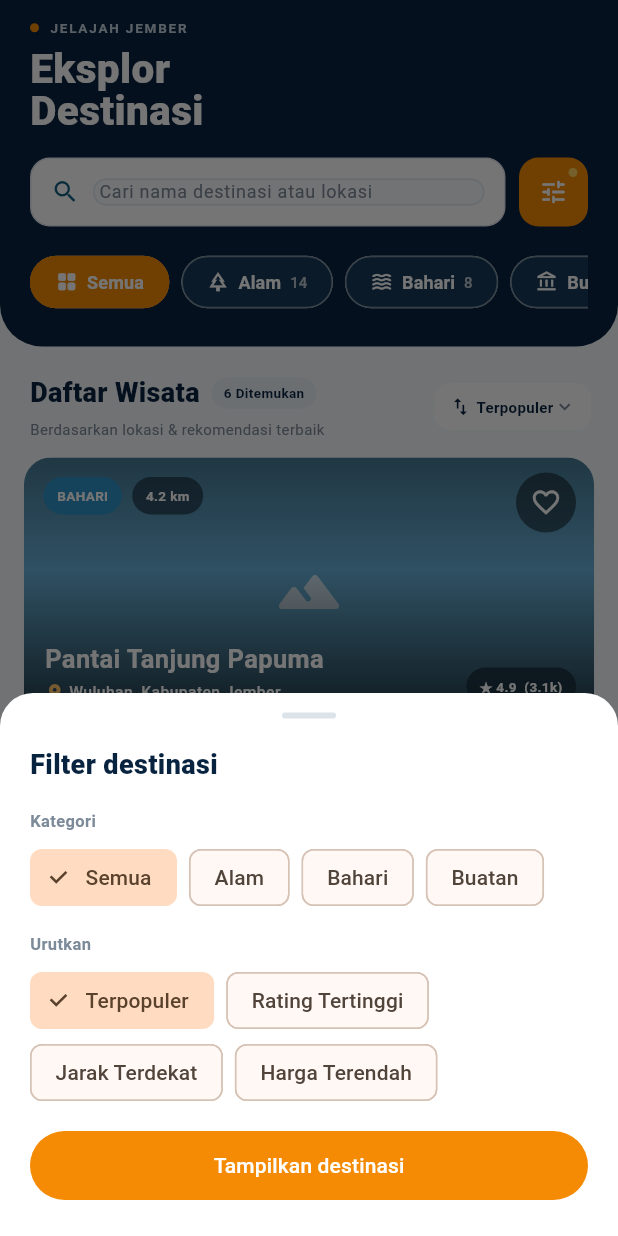
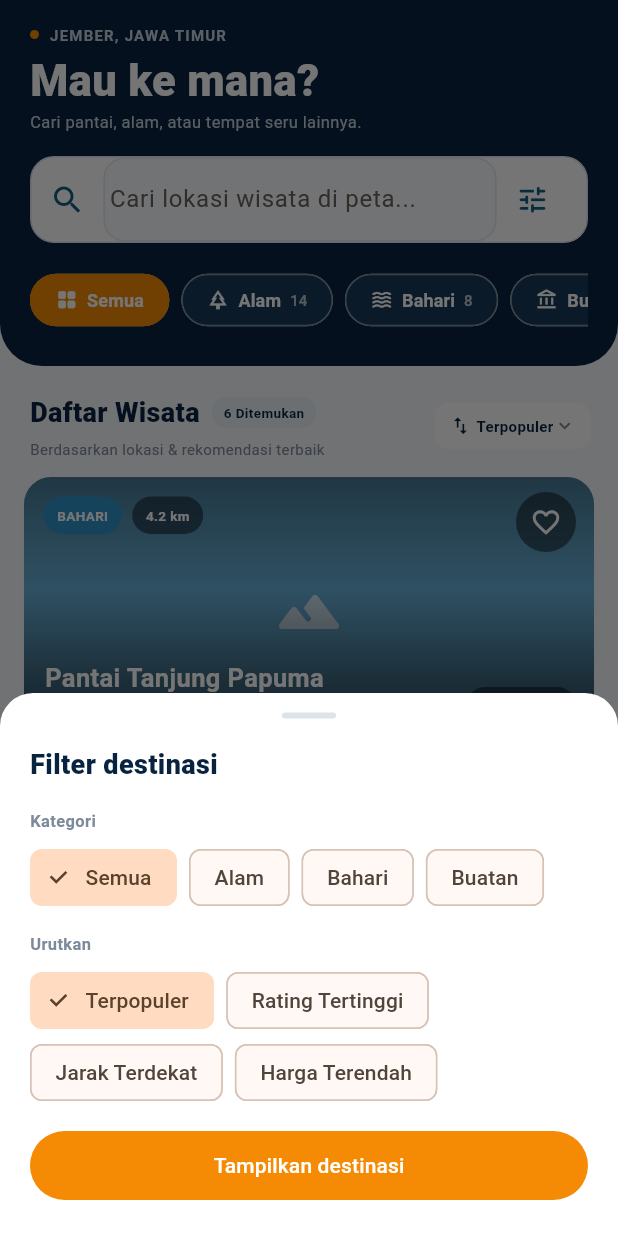
Before and after one commit to muhfareldwim-coder/mobile_app_pariwisata, a Flutter app: the screen it shows after launch, scrolled down 576 dp, after a tap on "Bahari", after a tap on the "tune" icon, on a phone screen of 412 x 824 dp. Run offline on Flutter 3.47's test engine with Material 3 defaults, Android fonts, the phone set to English and light mode, and no system bars; our stand-ins replace flutter_map, latlong2, qr_flutter; accounts and stored records are empty; network calls fail; Roboto replaces fonts that are missing (Arial).

Commit message:
sedikit pembaruan menu explor destinasi, map dan tiket

```diff
--- a/lib/data/destination_data.dart
+++ b/lib/data/destination_data.dart
@@ -15,21 +15,8 @@ const destinations = [
     imageUrl: 'https://images.unsplash.com/photo-1500375592092-40eb2168fd21?auto=format&fit=crop&w=1200&q=85',
   ),
   Destination(
-    id: 'rembangan',
-    name: 'Puncak Rembangan & Agrowisata',
-    category: 'ALAM',
-    location: 'Arjasa, Kabupaten Jember',
-    distanceKm: 11.4,
-    rating: 4.7,
-    reviewCount: '1.8k',
-    ticketPrice: 10000,
-    facilities: ['Cafe Buah Naga', 'Kolam Renang'],
-    description: 'Dataran tinggi sejuk dengan kebun buah, kolam renang, dan pemandangan Jember dari ketinggian.',
-    imageUrl: 'https://images.unsplash.com/photo-1470770841072-f978cf4d019e?auto=format&fit=crop&w=1200&q=85',
-  ),
-  Destination(
-    id: 'payangan',
-    name: 'Teluk Love & Pantai Payangan',
+    id: 'teluk-love',
+    name: 'Teluk Love',
     category: 'BAHARI',
     location: 'Ambulu, Kabupaten Jember',
     distanceKm: 8.7,
@@ -37,8 +24,21 @@ const destinations = [
     reviewCount: '1.9k',
     ticketPrice: 15000,
     facilities: ['Spot Foto Bukit', 'Sunrise View'],
-    description: 'Teluk berbentuk hati yang terlihat dari bukit, bersebelahan dengan pantai dan perbukitan hijau.',
+    description: 'Teluk berbentuk hati yang terlihat dari atas bukit dengan panorama pesisir selatan Jember.',
     imageUrl: 'https://images.unsplash.com/photo-1519046904884-53103b34b206?auto=format&fit=crop&w=1200&q=85',
+  ),
+  Destination(
+    id: 'watu-ulo',
+    name: 'Pantai Watu Ulo',
+    category: 'BAHARI',
+    location: 'Sumberejo, Ambulu, Kabupaten Jember',
+    distanceKm: 41.0,
+    rating: 4.7,
+    reviewCount: '1.1k',
+    ticketPrice: 15000,
+    facilities: ['Area Parkir', 'Warung Wisata'],
+    description: 'Pantai di pesisir selatan Jember yang dikenal dengan batu karang memanjang dan panorama laut lepas.',
+    imageUrl: 'https://images.unsplash.com/photo-1500375592092-40eb2168fd21?auto=format&fit=crop&w=1200&q=85',
   ),
   Destination(
     id: 'botani',
@@ -55,7 +55,7 @@ const destinations = [
   ),
   Destination(
     id: 'tancak',
-    name: 'Air Terjun Tancak Panti',
+    name: 'Air Terjun Tancak',
     category: 'ALAM',
     location: 'Panti, Kabupaten Jember',
     distanceKm: 12.0,
--- a/lib/presentation/pages/destination/explorer_page.dart
+++ b/lib/presentation/pages/destination/explorer_page.dart
@@ -220,9 +220,9 @@ class _ExplorerPageState extends State<ExplorerPage> {
       width: double.infinity,
       padding: EdgeInsets.fromLTRB(
         20,
-        MediaQuery.of(context).padding.top + 12,
+        MediaQuery.of(context).padding.top + 16,
         20,
-        19,
+        20,
       ),
       decoration: const BoxDecoration(
         color: AppColors.navy,
@@ -249,24 +249,33 @@ class _ExplorerPageState extends State<ExplorerPage> {
                         ),
                         const SizedBox(width: 7),
                         const Text(
-                          'JELAJAH JEMBER',
+                          'JEMBER, JAWA TIMUR',
                           style: TextStyle(
                             color: Color(0xFFC2D0DD),
-                            fontSize: 9,
-                            letterSpacing: 1.2,
+                            fontSize: 10,
+                            letterSpacing: 0.8,
                             fontWeight: FontWeight.w700,
                           ),
                         ),
                       ],
                     ),
-                    const SizedBox(height: 7),
+                    const SizedBox(height: 8),
                     const Text(
-                      'Eksplor\nDestinasi',
+                      'Mau ke mana?',
                       style: TextStyle(
                         color: Colors.white,
-                        fontSize: 27,
-                        height: 1.02,
+                        fontSize: 29,
+                        height: 1.1,
                         fontWeight: FontWeight.w800,
+                      ),
+                    ),
+                    const SizedBox(height: 4),
+                    const Text(
+                      'Cari pantai, alam, atau tempat seru lainnya.',
+                      style: TextStyle(
+                        color: Color(0xFFC2D0DD),
+                        fontSize: 11,
+                        height: 1.3,
                       ),
                     ),
                   ],
@@ -274,40 +283,34 @@ class _ExplorerPageState extends State<ExplorerPage> {
               ),
             ],
           ),
-          const SizedBox(height: 17),
-          Row(
-            children: [
-              Expanded(
-                child: Container(
-                  height: 46,
-                  padding: const EdgeInsets.symmetric(horizontal: 13),
+          const SizedBox(height: 16),
+          Container(
+            height: 58,
+            padding: const EdgeInsets.symmetric(horizontal: 12),
             decoration: BoxDecoration(
               color: Colors.white,
-                    borderRadius: BorderRadius.circular(13),
-                    border: Border.all(color: const Color(0xFFE2E8F0)),
+              borderRadius: BorderRadius.circular(16),
+              border: Border.all(color: const Color(0xFFDCE4F0)),
             ),
             child: Row(
               children: [
-                      const Icon(
-                        Icons.search,
-                        color: AppColors.blueDeep,
-                        size: 19,
-                      ),
-                      const SizedBox(width: 9),
+                const Icon(Icons.search, color: AppColors.blueDeep, size: 24),
+                const SizedBox(width: 12),
                 Expanded(
                   child: TextField(
                     controller: searchController,
                     onChanged: (_) => setState(() {}),
-                          style: const TextStyle(
-                            color: AppColors.navy,
-                            fontSize: 12,
-                          ),
+                    expands: true,
+                    minLines: null,
+                    maxLines: null,
+                    textAlignVertical: TextAlignVertical.center,
+                    style: const TextStyle(color: AppColors.navy, fontSize: 16),
                     cursorColor: AppColors.orange,
                     decoration: const InputDecoration(
-                            hintText: 'Cari nama destinasi atau lokasi',
+                      hintText: 'Cari lokasi wisata di peta...',
                       hintStyle: TextStyle(
-                              color: AppColors.secondaryText,
-                              fontSize: 12,
+                        color: Color(0xFF6B625C),
+                        fontSize: 16,
                       ),
                       border: InputBorder.none,
                       isDense: true,
@@ -317,10 +320,11 @@ class _ExplorerPageState extends State<ExplorerPage> {
                 ),
                 if (searchController.text.isNotEmpty)
                   IconButton(
+                    tooltip: 'Hapus pencarian',
                     padding: EdgeInsets.zero,
                     constraints: const BoxConstraints(
-                            minWidth: 25,
-                            minHeight: 25,
+                      minWidth: 36,
+                      minHeight: 40,
                     ),
                     onPressed: () {
                       searchController.clear();
@@ -329,51 +333,27 @@ class _ExplorerPageState extends State<ExplorerPage> {
                     icon: const Icon(
                       Icons.close,
                       color: AppColors.secondaryText,
-                            size: 16,
+                      size: 19,
+                    ),
+                  ),
+                IconButton(
+                  tooltip: 'Filter destinasi',
+                  padding: EdgeInsets.zero,
+                  constraints: const BoxConstraints(
+                    minWidth: 36,
+                    minHeight: 40,
+                  ),
+                  onPressed: _showFilterSheet,
+                  icon: const Icon(
+                    Icons.tune_rounded,
+                    color: AppColors.blueDeep,
+                    size: 23,
                   ),
                 ),
               ],
             ),
           ),
-              ),
-              const SizedBox(width: 9),
-              Stack(
-                clipBehavior: Clip.none,
-                children: [
-                  SizedBox(
-                    width: 46,
-                    height: 46,
-                    child: Material(
-                      color: AppColors.orange,
-                      borderRadius: BorderRadius.circular(13),
-                      child: IconButton(
-                        tooltip: 'Filter destinasi',
-                        onPressed: _showFilterSheet,
-                        icon: const Icon(
-                          Icons.tune_rounded,
-                          color: Colors.white,
-                          size: 20,
-                        ),
-                      ),
-                    ),
-                  ),
-                  Positioned(
-                    right: 7,
-                    top: 7,
-                    child: Container(
-                      width: 6,
-                      height: 6,
-                      decoration: const BoxDecoration(
-                        color: Color(0xFFFFD05C),
-                        shape: BoxShape.circle,
-                      ),
-                    ),
-                  ),
-                ],
-              ),
-            ],
-          ),
-          const SizedBox(height: 13),
+          const SizedBox(height: 14),
           SingleChildScrollView(
             scrollDirection: Axis.horizontal,
             child: Row(
--- a/lib/presentation/pages/home/home_page.dart
+++ b/lib/presentation/pages/home/home_page.dart
@@ -34,13 +34,14 @@ class _HomePageState extends State<HomePage> {
       imageAsset: 'assets/jembergo_tancak.jpg',
     ),
     _DestinationPreview(
-      name: 'Kali Jompo',
-      category: 'Alam',
-      location: 'Kecamatan Semboro, Jember',
-      imageAsset: 'assets/jembergo_kali_jompo.jpg',
+      name: 'Pantai Watu Ulo',
+      category: 'Bahari',
+      location: 'Sumberejo, Ambulu, Jember',
+      imageAsset: 'assets/jembergo_papuma.jpg',
+      imageUrl: 'https://images.unsplash.com/photo-1500375592092-40eb2168fd21?auto=format&fit=crop&w=1200&q=85',
     ),
     _DestinationPreview(
-      name: 'Pantai Papuma',
+      name: 'Pantai Tanjung Papuma',
       category: 'Bahari',
       location: 'Desa Lojejer, Wuluhan, Jember',
       imageAsset: 'assets/jembergo_papuma.jpg',
@@ -52,14 +53,21 @@ class _HomePageState extends State<HomePage> {
       imageAsset: 'assets/jembergo_teluk_love.jpg',
     ),
     _DestinationPreview(
-      name: 'Taman Botani',
+      name: 'Taman Botani Sukorambi',
       category: 'Buatan',
       location: 'Jl. Mujahir, Sukorambi, Jember',
       imageAsset: 'assets/jembergo_taman_botani.jpg',
     ),
+    _DestinationPreview(
+      name: 'Dira Park',
+      category: 'Buatan',
+      location: 'Ambulu, Jember',
+      imageAsset: 'assets/jembergo_taman_botani.jpg',
+      imageUrl: 'https://images.unsplash.com/photo-1530549387789-4c1017266635?auto=format&fit=crop&w=1200&q=85',
+    ),
   ];
 
-  static const _popularOrder = [2, 3, 0, 1, 4];
+  static const _popularOrder = [2, 3, 0, 1, 4, 5];
 
   @override
   Widget build(BuildContext context) {
@@ -94,14 +102,14 @@ class _HomePageState extends State<HomePage> {
                       _CategoryItem(
                         icon: Icons.terrain_rounded,
                         label: 'Alam',
-                        count: '2 Destinasi',
+                        count: '1 Destinasi',
                         onTap: () => _openCategory(context, 'ALAM'),
                       ),
                       const SizedBox(width: 9),
                       _CategoryItem(
                         icon: Icons.public_rounded,
                         label: 'Bahari',
-                        count: '2 Destinasi',
+                        count: '3 Destinasi',
                         onTap: () => _openCategory(context, 'BAHARI'),
                       ),
                       const SizedBox(width: 9),
@@ -828,9 +836,7 @@ class _CategoryItem extends StatelessWidget {
             padding: const EdgeInsets.symmetric(horizontal: 4, vertical: 8),
             decoration: BoxDecoration(
               borderRadius: BorderRadius.circular(15),
-              border: Border.all(
-                color: const Color(0xFFE4EAF1),
-              ),
+              border: Border.all(color: const Color(0xFFE4EAF1)),
               boxShadow: const [
                 BoxShadow(
                   color: Color(0x0A14304B),
@@ -849,11 +855,7 @@ class _CategoryItem extends StatelessWidget {
                     color: const Color(0xFFF0F5FB),
                     borderRadius: BorderRadius.circular(11),
                   ),
-                  child: Icon(
-                    icon,
-                    color: AppColors.ocean,
-                    size: 19,
-                  ),
+                  child: Icon(icon, color: AppColors.ocean, size: 19),
                 ),
                 const SizedBox(height: 5),
                 Text(
@@ -872,10 +874,7 @@ class _CategoryItem extends StatelessWidget {
                   count,
                   maxLines: 1,
                   overflow: TextOverflow.ellipsis,
-                  style: const TextStyle(
-                    color: _secondaryText,
-                    fontSize: 8,
-                  ),
+                  style: const TextStyle(color: _secondaryText, fontSize: 8),
                 ),
               ],
             ),
@@ -892,12 +891,30 @@ class _DestinationPreview {
     required this.category,
     required this.location,
     required this.imageAsset,
+    this.imageUrl,
   });
 
   final String name;
   final String category;
   final String location;
   final String imageAsset;
+  final String? imageUrl;
+
+  Image buildImage() {
+    Widget fallback(
+      BuildContext context,
+      Object error,
+      StackTrace? stackTrace,
+    ) => const ColoredBox(
+      color: _raisedNavy,
+      child: Center(
+        child: Icon(Icons.landscape_outlined, color: _softGold, size: 36),
+      ),
+    );
+    return imageUrl == null
+        ? Image.asset(imageAsset, fit: BoxFit.cover, errorBuilder: fallback)
+        : Image.network(imageUrl!, fit: BoxFit.cover, errorBuilder: fallback);
+  }
 }
 
 class _DestinationCard extends StatelessWidget {
@@ -923,17 +940,7 @@ class _DestinationCard extends StatelessWidget {
               child: Stack(
                 fit: StackFit.expand,
                 children: [
-                  Image.asset(
-                    destination.imageAsset,
-                    fit: BoxFit.cover,
-                    errorBuilder: (context, error, stackTrace) => const Center(
-                      child: Icon(
-                        Icons.landscape_outlined,
-                        color: _softGold,
-                        size: 36,
-                      ),
-                    ),
-                  ),
+                  destination.buildImage(),
                   Positioned(
                     top: 10,
                     left: 10,
@@ -1074,11 +1081,10 @@ class _NearbyDestinationTile extends StatelessWidget {
             children: [
               ClipRRect(
                 borderRadius: BorderRadius.circular(10),
-                child: Image.asset(
-                  destination.imageAsset,
+                child: SizedBox(
                   width: 66,
                   height: 66,
-                  fit: BoxFit.cover,
+                  child: destination.buildImage(),
                 ),
               ),
               const SizedBox(width: 10),
--- a/lib/presentation/pages/map/map_page.dart
+++ b/lib/presentation/pages/map/map_page.dart
@@ -20,8 +20,10 @@ class _MapPageState extends State<MapPage> {
   static const _filters = ['Semua', 'Bahari', 'Alam & Air', 'Buatan'];
   static const _locations = [
     _MapLocation(
+      id: 'papuma',
       name: 'Pantai Tanjung Papuma',
       category: 'Bahari',
+      destinationCategory: 'BAHARI',
       area: 'Ambulu',
       description: 'Pantai berpasir putih dengan gugusan batu karang.',
       position: LatLng(-8.431, 113.561),
@@ -30,8 +32,10 @@ class _MapPageState extends State<MapPage> {
       icon: Icons.waves_rounded,
     ),
     _MapLocation(
+      id: 'watu-ulo',
       name: 'Pantai Watu Ulo',
       category: 'Bahari',
+      destinationCategory: 'BAHARI',
       area: 'Ambulu',
       description: 'Garis pantai ikonik di pesisir selatan Jember.',
       position: LatLng(-8.422, 113.568),
@@ -40,8 +44,22 @@ class _MapPageState extends State<MapPage> {
       icon: Icons.beach_access_rounded,
     ),
     _MapLocation(
+      id: 'teluk-love',
+      name: 'Teluk Love',
+      category: 'Bahari',
+      destinationCategory: 'BAHARI',
+      area: 'Ambulu',
+      description: 'Teluk berbentuk hati dengan panorama pesisir selatan Jember.',
+      position: LatLng(-8.433, 113.574),
+      price: 15000,
+      distance: '43 km',
+      icon: Icons.favorite_rounded,
+    ),
+    _MapLocation(
+      id: 'tancak',
       name: 'Air Terjun Tancak',
       category: 'Alam & Air',
+      destinationCategory: 'ALAM',
       area: 'Panti',
       description: 'Air terjun di kaki Gunung Argopuro.',
       position: LatLng(-8.055, 113.646),
@@ -50,18 +68,10 @@ class _MapPageState extends State<MapPage> {
       icon: Icons.waterfall_chart_rounded,
     ),
     _MapLocation(
-      name: 'Pemandian Rembangan',
-      category: 'Alam & Air',
-      area: 'Arjasa',
-      description: 'Kawasan perbukitan dengan udara sejuk.',
-      position: LatLng(-8.063, 113.734),
-      price: 20000,
-      distance: '17 km',
-      icon: Icons.pool_rounded,
-    ),
-    _MapLocation(
+      id: 'botani',
       name: 'Taman Botani Sukorambi',
       category: 'Buatan',
+      destinationCategory: 'BUATAN',
       area: 'Sukorambi',
       description: 'Taman rekreasi keluarga dengan beragam wahana.',
       position: LatLng(-8.126, 113.676),
@@ -70,14 +80,16 @@ class _MapPageState extends State<MapPage> {
       icon: Icons.park_rounded,
     ),
     _MapLocation(
-      name: 'Alun-Alun Jember',
+      id: 'dira-park',
+      name: 'Dira Park',
       category: 'Buatan',
-      area: 'Kaliwates',
-      description: 'Ruang terbuka publik di pusat Kabupaten Jember.',
-      position: _jemberCenter,
-      price: 0,
-      distance: '1 km',
-      icon: Icons.location_city_rounded,
+      destinationCategory: 'BUATAN',
+      area: 'Ambulu',
+      description: 'Taman rekreasi keluarga dengan wahana air dan area bermain.',
+      position: LatLng(-8.357, 113.603),
+      price: 20000,
+      distance: '35 km',
+      icon: Icons.attractions_rounded,
     ),
   ];
 
@@ -135,11 +147,12 @@ class _MapPageState extends State<MapPage> {
       MaterialPageRoute<void>(
         builder: (_) => DestinationDetailPage(
           destination: Destination(
-            id: location.name.toLowerCase().replaceAll(' ', '-'),
+            id: location.id,
             name: location.name,
             location: '${location.area}, Jember',
             description: location.description,
             ticketPrice: location.price,
+            category: location.destinationCategory,
           ),
         ),
       ),
@@ -229,7 +242,7 @@ class _MapPageState extends State<MapPage> {
                       hintText: 'Cari lokasi wisata di peta...',
                       prefixIcon: const Icon(Icons.search, color: blue),
                       suffixIcon: _searchQuery.isEmpty
-                          ? const Icon(Icons.tune_rounded, color: blue)
+                          ? null
                           : IconButton(
                               tooltip: 'Hapus pencarian',
                               onPressed: () {
@@ -401,8 +414,10 @@ class _MapPageState extends State<MapPage> {
 
 class _MapLocation {
   const _MapLocation({
+    required this.id,
     required this.name,
     required this.category,
+    required this.destinationCategory,
     required this.area,
     required this.description,
     required this.position,
@@ -411,8 +426,10 @@ class _MapLocation {
     required this.icon,
   });
 
+  final String id;
   final String name;
   final String category;
+  final String destinationCategory;
   final String area;
   final String description;
   final LatLng position;
--- a/lib/presentation/pages/ticket/my_ticket_page.dart
+++ b/lib/presentation/pages/ticket/my_ticket_page.dart
@@ -42,9 +42,12 @@ class _MyTicketPageState extends State<MyTicketPage> {
                       .where((ticket) => !_isActive(ticket))
                       .toList();
                   final displayed = _selectedTab == 0 ? active : history;
-                  return ListView(
-                    padding: const EdgeInsets.fromLTRB(16, 10, 16, 24),
-                    children: [
+                  return CustomScrollView(
+                    slivers: [
+                      SliverPadding(
+                        padding: const EdgeInsets.fromLTRB(16, 10, 16, 0),
+                        sliver: SliverList(
+                          delegate: SliverChildListDelegate([
                             _TicketTabs(
                               selectedIndex: _selectedTab,
                               activeCount: active.length,
@@ -53,17 +56,43 @@ class _MyTicketPageState extends State<MyTicketPage> {
                                   setState(() => _selectedTab = index),
                             ),
                             const SizedBox(height: 12),
-                      if (displayed.isEmpty)
-                        _EmptyTickets(isHistory: _selectedTab == 1)
-                      else ...[
+                            if (displayed.isNotEmpty) ...[
                               _ActiveTicketCard(ticket: displayed.first),
                               for (final ticket in displayed.skip(1)) ...[
                                 const SizedBox(height: 14),
                                 _CompactTicketCard(ticket: ticket),
                               ],
                             ],
+                          ]),
+                        ),
+                      ),
+                      if (displayed.isEmpty)
+                        SliverPadding(
+                          padding: const EdgeInsets.fromLTRB(16, 0, 16, 24),
+                          sliver: SliverFillRemaining(
+                            hasScrollBody: false,
+                            child: Column(
+                              children: [
+                                Expanded(
+                                  child: _EmptyTickets(
+                                    isHistory: _selectedTab == 1,
+                                  ),
+                                ),
                                 const SizedBox(height: 20),
                                 const _TicketHelpSection(),
+                              ],
+                            ),
+                          ),
+                        )
+                      else
+                        SliverPadding(
+                          padding: const EdgeInsets.fromLTRB(16, 20, 16, 24),
+                          sliver: SliverList(
+                            delegate: SliverChildListDelegate([
+                              const _TicketHelpSection(),
+                            ]),
+                          ),
+                        ),
                     ],
                   );
                 },
@@ -220,8 +249,12 @@ class _TicketTabButton extends StatelessWidget {
       child: InkWell(
         onTap: onTap,
         borderRadius: BorderRadius.circular(20),
+        child: SizedBox(
+          width: double.infinity,
+          height: double.infinity,
+          child: Center(
             child: Row(
-          mainAxisAlignment: MainAxisAlignment.center,
+              mainAxisSize: MainAxisSize.min,
               children: [
                 Flexible(
                   child: Text(
@@ -254,6 +287,8 @@ class _TicketTabButton extends StatelessWidget {
                   ),
                 ),
               ],
+            ),
+          ),
         ),
       ),
     );
@@ -847,9 +882,11 @@ class _EmptyTickets extends StatelessWidget {
 
   @override
   Widget build(BuildContext context) {
-    return Padding(
-      padding: const EdgeInsets.symmetric(vertical: 38),
+    return Center(
+      child: Padding(
+        padding: const EdgeInsets.symmetric(vertical: 24),
         child: Column(
+          mainAxisSize: MainAxisSize.min,
           children: [
             Icon(
               isHistory
@@ -874,6 +911,7 @@ class _EmptyTickets extends StatelessWidget {
               style: TextStyle(color: Color(0xFF7C8491), fontSize: 11),
             ),
           ],
+        ),
       ),
     );
   }
--- a/pubspec.yaml
+++ b/pubspec.yaml
@@ -70,7 +70,6 @@ flutter:
     - assets/jembergo_article_jfc.png
     - assets/jembergo_article_homestay.png
     - assets/jembergo_tancak.jpg
-    - assets/jembergo_kali_jompo.jpg
     - assets/jembergo_papuma.jpg
     - assets/jembergo_teluk_love.jpg
     - assets/jembergo_taman_botani.jpg
```
Also changed, not shown: 1 other file. Lines whose indentation alone changed are shown as unchanged.
